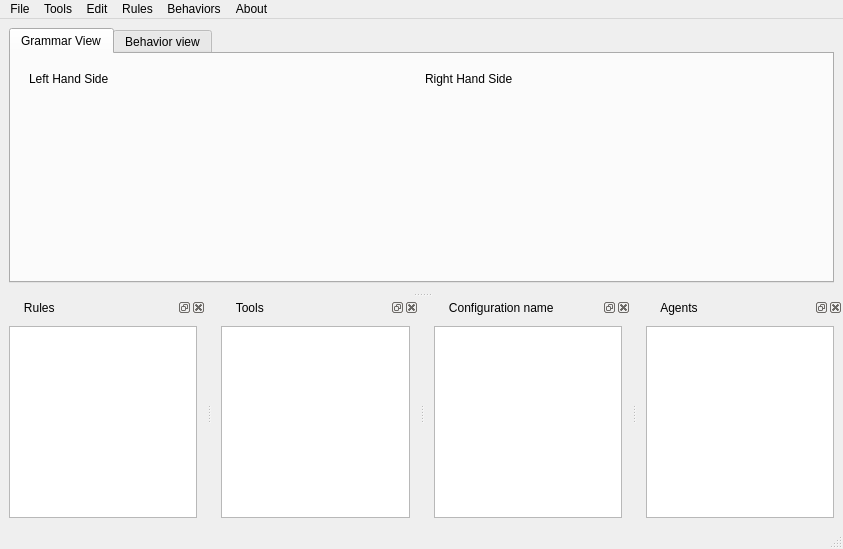
This is guiAGGLEditor.ui in rahulkatiyar19955/AGM as Qt 5 draws it before an edit. The edited form follows.
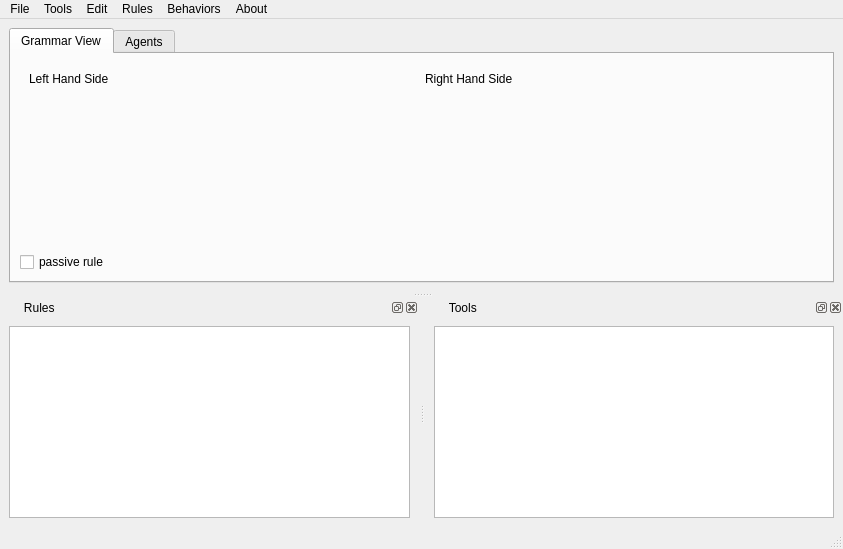
This is the edited form. The open tabs and pages were chosen to show the change.

```diff
--- a/guiAGGLEditor.ui
+++ b/guiAGGLEditor.ui
@@ -65,11 +65,18 @@
           </layout>
          </widget>
         </item>
+        <item>
+         <widget class="QCheckBox" name="passiveCheckBox">
+          <property name="text">
+           <string>passive rule</string>
+          </property>
+         </widget>
+        </item>
        </layout>
       </widget>
       <widget class="QWidget" name="tab_2">
        <attribute name="title">
-        <string>Behavior view</string>
+        <string>Agents</string>
        </attribute>
        <layout class="QVBoxLayout" name="verticalLayout_7">
         <item>
@@ -191,42 +198,6 @@
     </layout>
    </widget>
   </widget>
-  <widget class="QDockWidget" name="behaviorsWidget">
-   <property name="floating">
-    <bool>false</bool>
-   </property>
-   <property name="allowedAreas">
-    <set>Qt::BottomDockWidgetArea</set>
-   </property>
-   <property name="windowTitle">
-    <string>      Configuration name</string>
-   </property>
-   <attribute name="dockWidgetArea">
-    <number>8</number>
-   </attribute>
-   <widget class="QWidget" name="dockWidgetContents_2">
-    <layout class="QVBoxLayout" name="verticalLayout_5">
-     <item>
-      <widget class="QListWidget" name="configurationListWidget"/>
-     </item>
-    </layout>
-   </widget>
-  </widget>
-  <widget class="QDockWidget" name="agentsDock">
-   <property name="windowTitle">
-    <string>      Agents</string>
-   </property>
-   <attribute name="dockWidgetArea">
-    <number>8</number>
-   </attribute>
-   <widget class="QWidget" name="dockWidgetContents">
-    <layout class="QVBoxLayout" name="verticalLayout_6">
-     <item>
-      <widget class="QListWidget" name="agentListWidget"/>
-     </item>
-    </layout>
-   </widget>
-  </widget>
   <action name="actionChangeAppearance">
    <property name="text">
     <string>Change node appearance</string>
```
Left out of the diff: 12 changed lines with no effect on the pictures.
